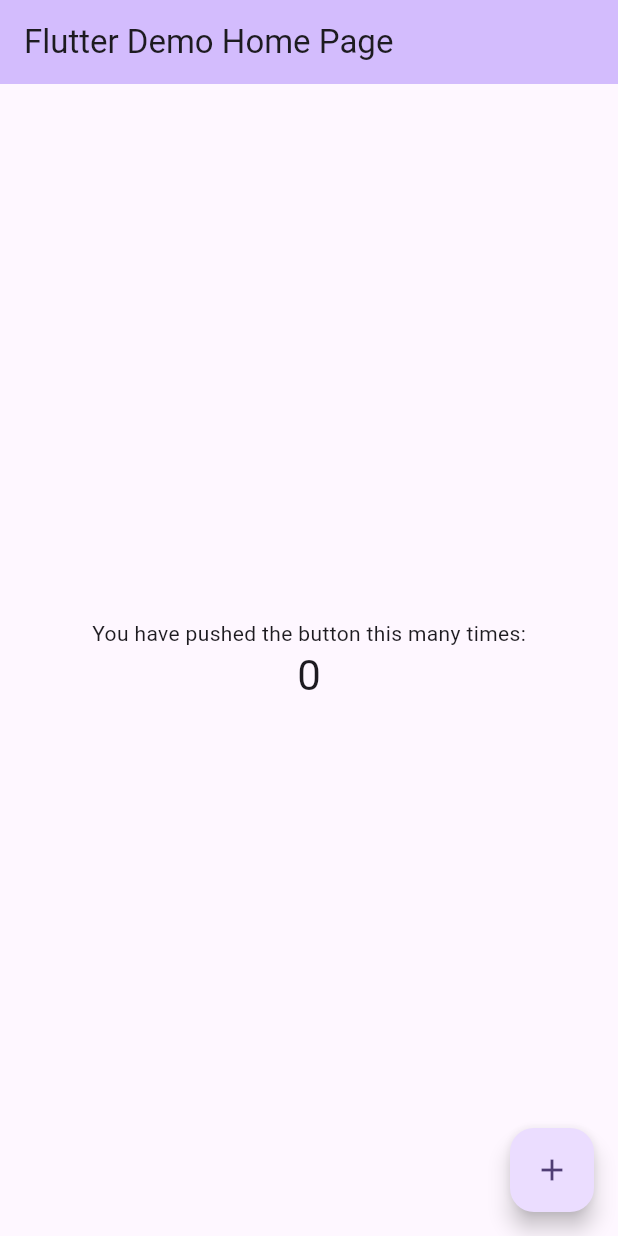
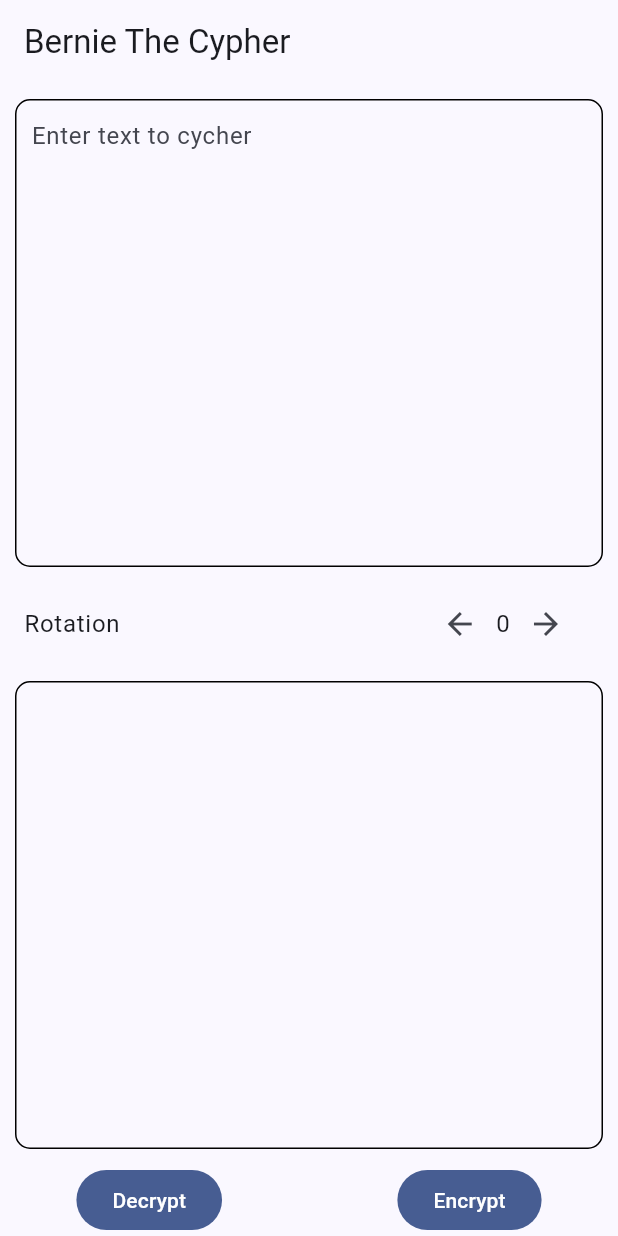
Before and after one commit to chrisstayte/Bernie-the-cypher, a Flutter app: the screen it shows after launch, on a phone screen of 412 x 824 dp. Run offline on Flutter 3.47's test engine with Material 3 defaults, Android fonts, the light colour scheme and no system bars; our stand-ins replace gap.

Commit message:
updated yaml

```diff
--- a/lib/main.dart
+++ b/lib/main.dart
@@ -1,3 +1,4 @@
+import 'package:berniecypher/screens/home_screen.dart';
 import 'package:flutter/material.dart';
 
 void main() {
@@ -11,115 +12,12 @@
   @override
   Widget build(BuildContext context) {
     return MaterialApp(
-      title: 'Flutter Demo',
+      title: 'Bernie The Cypher',
       theme: ThemeData(
-        // This is the theme of your application.
-        //
-        // TRY THIS: Try running your application with "flutter run". You'll see
-        // the application has a purple toolbar. Then, without quitting the app,
-        // try changing the seedColor in the colorScheme below to Colors.green
-        // and then invoke "hot reload" (save your changes or press the "hot
-        // reload" button in a Flutter-supported IDE, or press "r" if you used
-        // the command line to start the app).
-        //
-        // Notice that the counter didn't reset back to zero; the application
-        // state is not lost during the reload. To reset the state, use hot
-        // restart instead.
-        //
-        // This works for code too, not just values: Most code changes can be
-        // tested with just a hot reload.
-        colorScheme: ColorScheme.fromSeed(seedColor: Colors.deepPurple),
+        colorScheme: ColorScheme.fromSeed(seedColor: Colors.blue.shade900),
         useMaterial3: true,
       ),
-      home: const MyHomePage(title: 'Flutter Demo Home Page'),
+      home: const HomeScreen(),
     );
   }
 }
-
-class MyHomePage extends StatefulWidget {
-  const MyHomePage({super.key, required this.title});
-
-  // This widget is the home page of your application. It is stateful, meaning
-  // that it has a State object (defined below) that contains fields that affect
-  // how it looks.
-
-  // This class is the configuration for the state. It holds the values (in this
-  // case the title) provided by the parent (in this case the App widget) and
-  // used by the build method of the State. Fields in a Widget subclass are
-  // always marked "final".
-
-  final String title;
-
-  @override
-  State<MyHomePage> createState() => _MyHomePageState();
-}
-
-class _MyHomePageState extends State<MyHomePage> {
-  int _counter = 0;
-
-  void _incrementCounter() {
-    setState(() {
-      // This call to setState tells the Flutter framework that something has
-      // changed in this State, which causes it to rerun the build method below
-      // so that the display can reflect the updated values. If we changed
-      // _counter without calling setState(), then the build method would not be
-      // called again, and so nothing would appear to happen.
-      _counter++;
-    });
-  }
-
-  @override
-  Widget build(BuildContext context) {
-    // This method is rerun every time setState is called, for instance as done
-    // by the _incrementCounter method above.
-    //
-    // The Flutter framework has been optimized to make rerunning build methods
-    // fast, so that you can just rebuild anything that needs updating rather
-    // than having to individually change instances of widgets.
-    return Scaffold(
-      appBar: AppBar(
-        // TRY THIS: Try changing the color here to a specific color (to
-        // Colors.amber, perhaps?) and trigger a hot reload to see the AppBar
-        // change color while the other colors stay the same.
-        backgroundColor: Theme.of(context).colorScheme.inversePrimary,
-        // Here we take the value from the MyHomePage object that was created by
-        // the App.build method, and use it to set our appbar title.
-        title: Text(widget.title),
-      ),
-      body: Center(
-        // Center is a layout widget. It takes a single child and positions it
-        // in the middle of the parent.
-        child: Column(
-          // Column is also a layout widget. It takes a list of children and
-          // arranges them vertically. By default, it sizes itself to fit its
-          // children horizontally, and tries to be as tall as its parent.
-          //
-          // Column has various properties to control how it sizes itself and
-          // how it positions its children. Here we use mainAxisAlignment to
-          // center the children vertically; the main axis here is the vertical
-          // axis because Columns are vertical (the cross axis would be
-          // horizontal).
-          //
-          // TRY THIS: Invoke "debug painting" (choose the "Toggle Debug Paint"
-          // action in the IDE, or press "p" in the console), to see the
-          // wireframe for each widget.
-          mainAxisAlignment: MainAxisAlignment.center,
-          children: <Widget>[
-            const Text(
-              'You have pushed the button this many times:',
-            ),
-            Text(
-              '$_counter',
-              style: Theme.of(context).textTheme.headlineMedium,
-            ),
-          ],
-        ),
-      ),
-      floatingActionButton: FloatingActionButton(
-        onPressed: _incrementCounter,
-        tooltip: 'Increment',
-        child: const Icon(Icons.add),
-      ), // This trailing comma makes auto-formatting nicer for build methods.
-    );
-  }
-}
--- /dev/null
+++ b/lib/screens/home_screen.dart
@@ -0,0 +1,151 @@
+import 'package:flutter/material.dart';
+import 'package:gap/gap.dart';
+
+class HomeScreen extends StatefulWidget {
+  const HomeScreen({super.key});
+
+  @override
+  State<HomeScreen> createState() => _HomeScreenState();
+}
+
+class _HomeScreenState extends State<HomeScreen> {
+  int _rotation = 0;
+  TextEditingController _userSubmittedText = TextEditingController();
+  String _cypheredText = '';
+
+  String _rotateString(String input, int rotation) {
+    const int alphabetLength = 26;
+    final buffer = StringBuffer();
+
+    for (int i = 0; i < input.length; i++) {
+      final codeUnit = input.codeUnitAt(i);
+
+      if (_isLetter(codeUnit)) {
+        final base =
+            _isUpperCase(codeUnit) ? 'A'.codeUnitAt(0) : 'a'.codeUnitAt(0);
+        final rotated =
+            ((codeUnit - base + rotation) % alphabetLength + alphabetLength) %
+                alphabetLength;
+        buffer.writeCharCode(rotated + base);
+      } else {
+        buffer
+            .writeCharCode(codeUnit); // Non-letter characters remain unchanged
+      }
+    }
+
+    return buffer.toString();
+  }
+
+  bool _isLetter(int codeUnit) {
+    return (codeUnit >= 'A'.codeUnitAt(0) && codeUnit <= 'Z'.codeUnitAt(0)) ||
+        (codeUnit >= 'a'.codeUnitAt(0) && codeUnit <= 'z'.codeUnitAt(0));
+  }
+
+  bool _isUpperCase(int codeUnit) {
+    return codeUnit >= 'A'.codeUnitAt(0) && codeUnit <= 'Z'.codeUnitAt(0);
+  }
+
+  @override
+  Widget build(BuildContext context) {
+    return Scaffold(
+      appBar: AppBar(
+        title: const Text('Bernie The Cypher'),
+      ),
+      body: SafeArea(
+        child: Column(children: [
+          Expanded(
+            flex: 2,
+            child: Container(
+              margin: EdgeInsets.all(10),
+              decoration: BoxDecoration(
+                border: Border.all(),
+                borderRadius: BorderRadius.circular(10),
+              ),
+              child: TextField(
+                maxLines: null,
+                controller: _userSubmittedText,
+                decoration: InputDecoration(
+                  border: InputBorder.none,
+                  hintText: 'Enter text to cycher',
+                  contentPadding: EdgeInsets.all(10),
+                ),
+              ),
+            ),
+          ),
+          ListTile(
+            title: const Text('Rotation'),
+            trailing: Row(
+              mainAxisSize: MainAxisSize.min,
+              children: [
+                IconButton(
+                  icon: Icon(Icons.arrow_back),
+                  onPressed: () {
+                    if (_rotation > 0) {
+                      setState(() {
+                        _rotation--;
+                      });
+                    }
+                  },
+                ),
+                Text(
+                  '$_rotation',
+                  style: Theme.of(context).textTheme.bodyLarge,
+                ),
+                IconButton(
+                  icon: Icon(Icons.arrow_forward),
+                  onPressed: () {
+                    setState(() {
+                      _rotation++;
+                    });
+                  },
+                ),
+              ],
+            ),
+          ),
+          Expanded(
+            flex: 2,
+            child: Container(
+              padding: EdgeInsets.all(10),
+              width: double.infinity,
+              margin: EdgeInsets.all(10),
+              decoration: BoxDecoration(
+                border: Border.all(),
+                borderRadius: BorderRadius.circular(10),
+              ),
+              child: SingleChildScrollView(
+                child: SelectableText(
+                  _cypheredText,
+                  style: Theme.of(context).textTheme.bodyLarge,
+                ),
+              ),
+            ),
+          ),
+          Row(
+            mainAxisAlignment: MainAxisAlignment.spaceEvenly,
+            children: [
+              FilledButton(
+                onPressed: () {
+                  setState(() {
+                    _cypheredText =
+                        _rotateString(_userSubmittedText.text, _rotation * -1);
+                  });
+                },
+                child: Text('Decrypt'),
+              ),
+              const Gap(15),
+              FilledButton(
+                onPressed: () {
+                  setState(() {
+                    _cypheredText =
+                        _rotateString(_userSubmittedText.text, _rotation);
+                  });
+                },
+                child: Text('Encrypt'),
+              ),
+            ],
+          )
+        ]),
+      ),
+    );
+  }
+}
--- a/pubspec.yaml
+++ b/pubspec.yaml
@@ -35,6 +35,7 @@ dependencies:
   # The following adds the Cupertino Icons font to your application.
   # Use with the CupertinoIcons class for iOS style icons.
   cupertino_icons: ^1.0.2
+  gap: ^3.0.1
 
 dev_dependencies:
   flutter_test:
```
Also changed, not shown: firebase.json (added), 4 other files.
